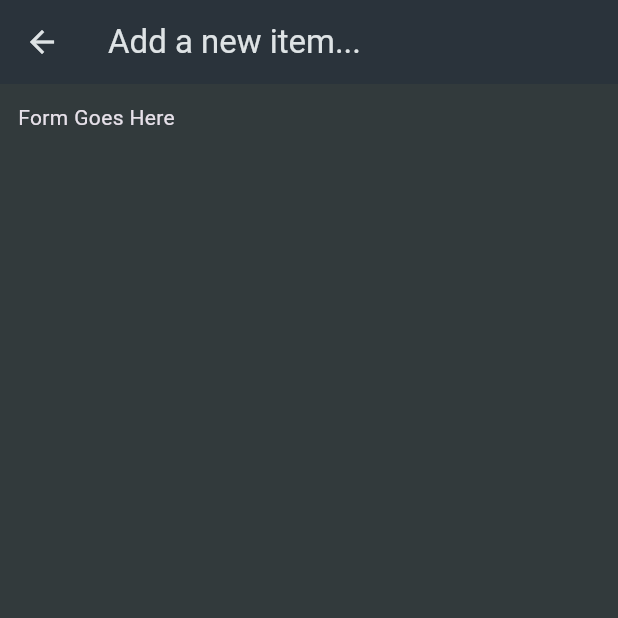
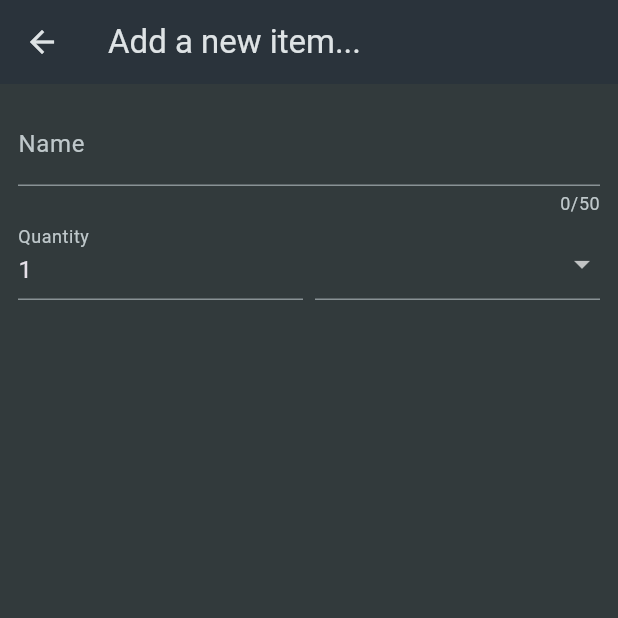
Before and after one commit to KalokYY/shopping_list, a Flutter app: the NewItem screen opened directly, on a phone screen of 412 x 824 dp, the top half of it. Run offline on Flutter 3.47's test engine with Material 3 defaults, Android fonts, the phone set to English and light mode, and no system bars.

Commit message:
Made Initial from fields and basic alginment

```diff
--- a/lib/widgets/new_item.dart
+++ b/lib/widgets/new_item.dart
@@ -1,7 +1,10 @@
 import 'package:flutter/material.dart';
+import 'package:shopping_list/data/categories.dart';
 
 class NewItem extends StatefulWidget {
   const NewItem({super.key});
+
+  @override
   State<NewItem> createState() {
     return _NewItemState();
   }
@@ -9,14 +12,69 @@ class NewItem extends StatefulWidget {
 
 class _NewItemState extends State<NewItem> {
   @override
-
   Widget build(BuildContext context) {
     return Scaffold(
       appBar: AppBar(
-        title: Text("Add a new item..."),
+        title: const Text("Add a new item..."),
       ),
-        body: Padding(padding: EdgeInsets.all(12),
-        child: Text("Form Goes Here"),
+      body: Padding(
+        padding: const EdgeInsets.all(12),
+        child: Form(
+          child: Column(
+            children: [
+              TextFormField(
+                maxLength: 50,
+                decoration: const InputDecoration(
+                  label: Text('Name'),
+                ),
+                validator: (value) {
+                  return null;
+                },
+              ),
+              Row(
+                crossAxisAlignment: CrossAxisAlignment.end,
+                children: [
+                  Expanded(
+                    child: TextFormField(
+                      decoration: const InputDecoration(
+                        label: Text("Quantity"),
+                      ),
+                      initialValue: '1',
+                    ),
+                  ),
+
+                  const SizedBox(
+                    width: 8,
+                  ),
+                  Expanded(
+                    child: DropdownButtonFormField(
+                      items: [
+                        for (final category in categories.entries)
+                          DropdownMenuItem(
+                            value: category.value,
+                            child: Row(
+                              children: [
+                                Container(
+                                  width: 16,
+                                  height: 16,
+                                  color: category.value.color,
+                                ),
+                                const SizedBox(
+                                  width: 6,
+                                ),
+                                Text(category.value.title),
+                              ],
+                            ),
+                          ),
+                      ],
+                      onChanged: (value) {},
+                    ),
+                  ),
+                ],
+              ),
+            ],
+          ),
+        ),
       ),
     );
   }
```
Also changed, not shown: lib/widgets/grocery_list.dart (+32 -13 lines).
